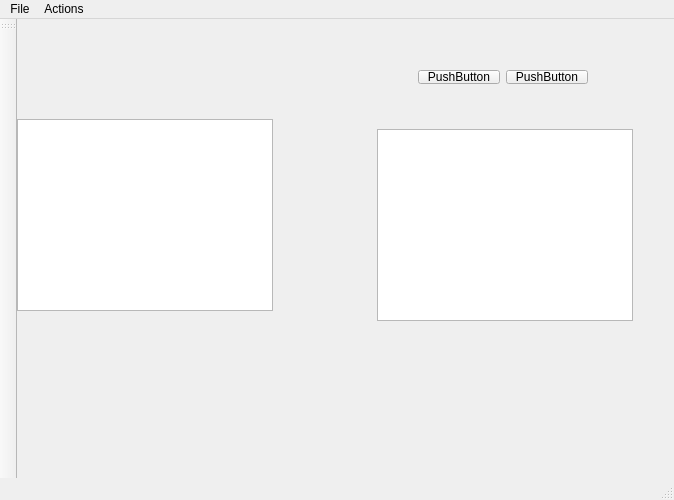
Old version of the form mainwindow.ui in the repository kevinhartyanyi/class-scheduler.
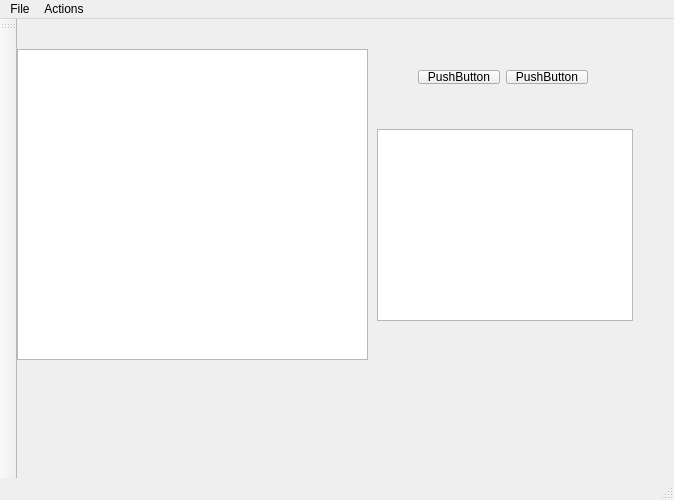
New version of the form.

What changed in the file:
```diff
--- a/mainwindow.ui
+++ b/mainwindow.ui
@@ -24,9 +24,9 @@
     <property name="geometry">
      <rect>
       <x>0</x>
-      <y>100</y>
-      <width>256</width>
-      <height>192</height>
+      <y>30</y>
+      <width>351</width>
+      <height>311</height>
      </rect>
     </property>
    </widget>
@@ -40,7 +40,7 @@
      </rect>
     </property>
    </widget>
-   <widget class="QWidget" name="">
+   <widget class="QWidget" name="layoutWidget">
     <property name="geometry">
      <rect>
       <x>390</x>
```
